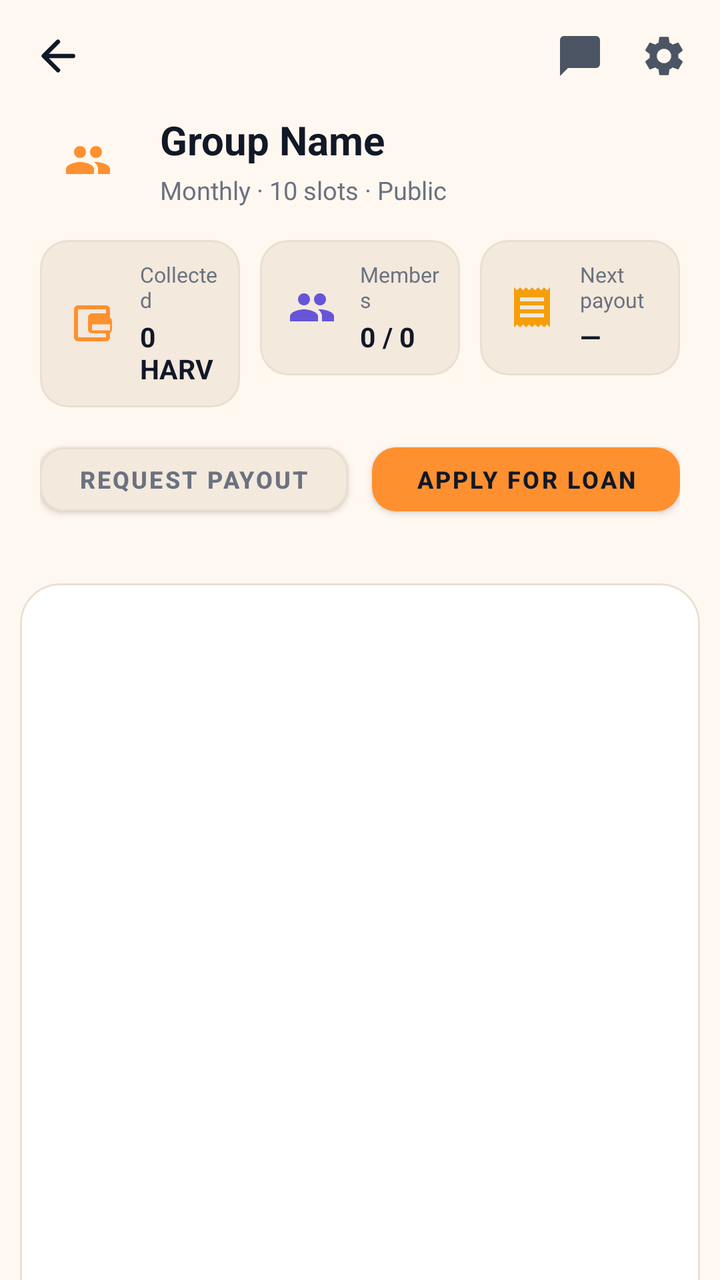
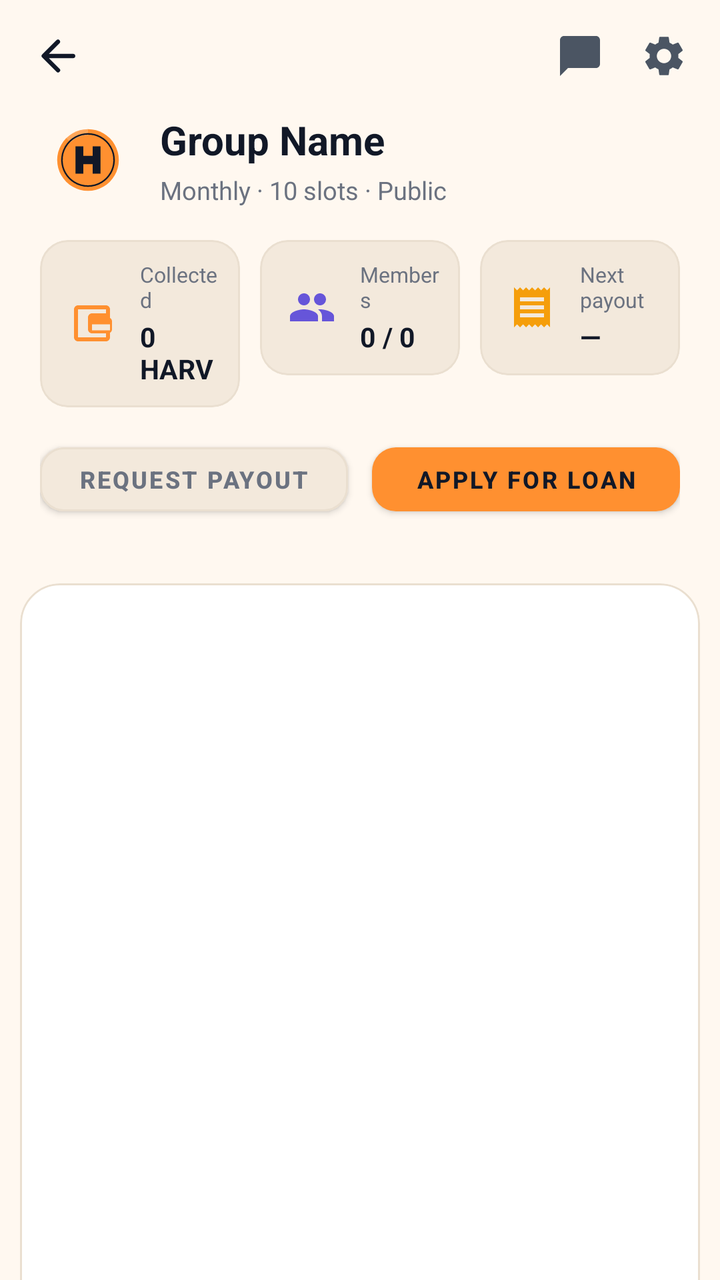

Screens rendered from an Android XML layout before and after an edit, with the pre-edit source and the edit as a unified diff.
<!-- AndroidManifest.xml: application theme AppTheme -->
<!-- res/layout/group_details.xml -->
<androidx.coordinatorlayout.widget.CoordinatorLayout
	xmlns:android="http://schemas.android.com/apk/res/android"
	xmlns:app="http://schemas.android.com/apk/res-auto"
	xmlns:tools="http://schemas.android.com/tools"
	android:layout_width="match_parent"
	android:layout_height="match_parent"
	android:background="@color/colorBackground"
	android:id="@+id/_main">
	<com.google.android.material.appbar.AppBarLayout
		android:id="@+id/app_bar_layout"
		android:layout_width="match_parent"
		android:layout_height="wrap_content"
		android:background="@android:color/transparent"
		app:elevation="0dp">
		<com.google.android.material.appbar.CollapsingToolbarLayout
			android:id="@+id/collapsing_toolbar"
			android:layout_width="match_parent"
			android:layout_height="wrap_content"
			app:contentScrim="@color/colorSurface"
			app:layout_scrollFlags="scroll|exitUntilCollapsed">
			<LinearLayout
				android:id="@+id/linear_group_header"
				android:layout_width="match_parent"
				android:layout_height="wrap_content"
				android:paddingTop="56dp"
				android:paddingBottom="20dp"
				android:orientation="vertical"
				android:paddingStart="20dp"
				android:paddingEnd="20dp"
				app:layout_collapseMode="parallax"
				app:layout_collapseParallaxMultiplier="0.7">
				<LinearLayout
					android:id="@+id/linear24"
					android:layout_width="match_parent"
					android:layout_height="wrap_content"
					android:gravity="center_vertical"
					android:orientation="horizontal">
					<ImageView
						android:id="@+id/iv_group_icon"
						android:layout_width="48dp"
						android:layout_height="48dp"
						android:padding="8dp"
						android:src="@drawable/ic_groups"
						android:scaleType="centerInside"
						app:tint="@color/colorAccent" />
					<LinearLayout
						android:id="@+id/linear25"
						android:layout_width="0dp"
						android:layout_height="wrap_content"
						android:orientation="vertical"
						android:layout_weight="1"
						android:layout_marginStart="12dp">
						<TextView
							android:id="@+id/tv_group_name"
							android:layout_width="match_parent"
							android:layout_height="wrap_content"
							android:text="Group Name"
							android:textSize="20sp"
							android:textStyle="bold"
							android:textColor="@color/colorTextPrimary"
							android:maxLines="2"
							android:ellipsize="end" />
						<TextView
							android:id="@+id/tv_group_meta"
							android:layout_width="match_parent"
							android:layout_height="wrap_content"
							android:layout_marginTop="3dp"
							android:text="Monthly · 10 slots · Public"
							android:textColor="@color/colorTextTertiary"
							android:textSize="12.5sp" />
					</LinearLayout>
					<TextView
						android:id="@+id/tv_admin_badge"
						android:layout_width="wrap_content"
						android:layout_height="wrap_content"
						android:paddingLeft="10dp"
						android:paddingTop="4dp"
						android:paddingRight="10dp"
						android:paddingBottom="4dp"
						android:background="@color/colorAccentSoft"
						android:text="ADMIN"
						android:textSize="11sp"
						android:textStyle="bold"
						android:textColor="@color/colorAccent"
						android:visibility="gone" />
				</LinearLayout>
				<LinearLayout
					android:id="@+id/linear26"
					android:layout_width="match_parent"
					android:layout_height="wrap_content"
					android:layout_marginTop="16dp"
					android:orientation="horizontal">
					<com.google.android.material.card.MaterialCardView
						android:id="@+id/cardview13"
						android:layout_width="0dp"
						android:layout_height="wrap_content"
						app:cardBackgroundColor="@color/colorSurfaceRaised"
						android:layout_weight="1"
						android:layout_marginEnd="5dp"
						app:cardCornerRadius="14dp"
						app:cardElevation="0dp"
						app:strokeWidth="1dp"
						app:strokeColor="@color/colorCardStroke">
						<LinearLayout
							android:id="@+id/linear27"
							android:layout_width="match_parent"
							android:layout_height="wrap_content"
							android:padding="10dp"
							android:gravity="center_vertical"
							android:orientation="horizontal">
							<ImageView
								android:id="@+id/imageview11"
								android:layout_width="32dp"
								android:layout_height="32dp"
								android:src="@drawable/ic_wallet"
								android:scaleType="centerInside"
								app:tint="@color/colorAccent" />
							<LinearLayout
								android:id="@+id/linear30"
								android:layout_width="match_parent"
								android:layout_height="wrap_content"
								android:gravity="center_vertical"
								android:orientation="vertical"
								android:layout_marginStart="8dp">
								<TextView
									android:id="@+id/textview10"
									android:layout_width="wrap_content"
									android:layout_height="wrap_content"
									android:text="Collected"
									android:textColor="@color/colorTextTertiary"
									android:textSize="10.5sp" />
								<TextView
									android:id="@+id/tv_header_amount"
									android:layout_width="wrap_content"
									android:layout_height="wrap_content"
									android:layout_marginTop="2dp"
									android:text="0 HARV"
									android:textStyle="bold"
									android:textColor="@color/colorTextPrimary"
									android:textSize="13.5sp" />
							</LinearLayout>
						</LinearLayout>
					</com.google.android.material.card.MaterialCardView>
					<com.google.android.material.card.MaterialCardView
						android:id="@+id/cardview14"
						android:layout_width="0dp"
						android:layout_height="wrap_content"
						app:cardBackgroundColor="@color/colorSurfaceRaised"
						android:layout_weight="1"
						android:layout_marginStart="5dp"
						android:layout_marginEnd="5dp"
						app:cardCornerRadius="14dp"
						app:cardElevation="0dp"
						app:strokeWidth="1dp"
						app:strokeColor="@color/colorCardStroke">
						<LinearLayout
							android:id="@+id/linear28"
							android:layout_width="match_parent"
							android:layout_height="wrap_content"
							android:padding="10dp"
							android:gravity="center_vertical"
							android:orientation="horizontal">
							<ImageView
								android:id="@+id/imageview12"
								android:layout_width="32dp"
								android:layout_height="32dp"
								android:src="@drawable/ic_groups"
								android:scaleType="centerInside"
								app:tint="@color/colorSecondaryAccent" />
							<LinearLayout
								android:id="@+id/linear31"
								android:layout_width="match_parent"
								android:layout_height="wrap_content"
								android:gravity="center_vertical"
								android:orientation="vertical"
								android:layout_marginStart="8dp">
								<TextView
									android:id="@+id/textview11"
									android:layout_width="wrap_content"
									android:layout_height="wrap_content"
									android:text="Members"
									android:textColor="@color/colorTextTertiary"
									android:textSize="10.5sp" />
								<TextView
									android:id="@+id/tv_header_members"
									android:layout_width="wrap_content"
									android:layout_height="wrap_content"
									android:layout_marginTop="2dp"
									android:text="0 / 0"
									android:textStyle="bold"
									android:textColor="@color/colorTextPrimary"
									android:textSize="13.5sp" />
							</LinearLayout>
						</LinearLayout>
					</com.google.android.material.card.MaterialCardView>
					<com.google.android.material.card.MaterialCardView
						android:id="@+id/cardview15"
						android:layout_width="0dp"
						android:layout_height="wrap_content"
						app:cardBackgroundColor="@color/colorSurfaceRaised"
						android:layout_weight="1"
						android:layout_marginStart="5dp"
						app:cardCornerRadius="14dp"
						app:cardElevation="0dp"
						app:strokeWidth="1dp"
						app:strokeColor="@color/colorCardStroke">
						<LinearLayout
							android:id="@+id/linear29"
							android:layout_width="match_parent"
							android:layout_height="wrap_content"
							android:padding="10dp"
							android:gravity="center_vertical"
							android:orientation="horizontal">
							<ImageView
								android:id="@+id/imageview13"
								android:layout_width="32dp"
								android:layout_height="32dp"
								android:src="@drawable/ic_receipt"
								android:scaleType="centerInside"
								app:tint="@color/colorAmber" />
							<LinearLayout
								android:id="@+id/linear32"
								android:layout_width="match_parent"
								android:layout_height="wrap_content"
								android:gravity="center_vertical"
								android:orientation="vertical"
								android:layout_marginStart="8dp">
								<TextView
									android:id="@+id/textview12"
									android:layout_width="wrap_content"
									android:layout_height="wrap_content"
									android:text="Next payout"
									android:textColor="@color/colorTextTertiary"
									android:textSize="10.5sp" />
								<TextView
									android:id="@+id/tv_header_next"
									android:layout_width="wrap_content"
									android:layout_height="wrap_content"
									android:layout_marginTop="2dp"
									android:text="—"
									android:textStyle="bold"
									android:textColor="@color/colorTextPrimary"
									android:textSize="13.5sp" />
							</LinearLayout>
						</LinearLayout>
					</com.google.android.material.card.MaterialCardView>
				</LinearLayout>
				<LinearLayout
					android:id="@+id/linear2"
					android:layout_width="match_parent"
					android:layout_height="wrap_content"
					android:layout_marginTop="14dp"
					android:orientation="horizontal">
					<com.google.android.material.button.MaterialButton
						android:id="@+id/btn_footer_request_payout"
						android:layout_width="0dp"
						android:layout_height="44dp"
						android:gravity="center_horizontal|center_vertical"
						android:text="Request Payout"
						android:textSize="12sp"
						android:textStyle="bold"
						android:textColor="@color/colorTextTertiary"
						android:layout_weight="1"
						android:layout_marginEnd="6dp"
						app:backgroundTint="@color/colorSurfaceRaised"
						app:cornerRadius="12dp"
						app:strokeColor="@color/colorCardStroke"
						app:strokeWidth="1dp" />
					<com.google.android.material.button.MaterialButton
						android:id="@+id/btn_footer_apply_loan"
						android:layout_width="0dp"
						android:layout_height="44dp"
						android:gravity="center_horizontal|center_vertical"
						android:text="Apply for Loan"
						android:textSize="12sp"
						android:textStyle="bold"
						android:textColor="@color/colorTextOnAccent"
						android:layout_weight="1"
						android:layout_marginStart="6dp"
						app:backgroundTint="@color/colorAccent"
						app:cornerRadius="12dp"
						app:elevation="0dp" />
				</LinearLayout>
			</LinearLayout>
			<LinearLayout
				android:id="@+id/linear7"
				android:layout_width="match_parent"
				android:layout_height="56dp"
				android:gravity="center_vertical"
				android:orientation="horizontal"
				android:paddingStart="16dp"
				android:paddingEnd="16dp"
				app:layout_collapseMode="pin">
				<ImageView
					android:id="@+id/imageview1"
					android:layout_width="26dp"
					android:layout_height="26dp"
					android:src="@drawable/icon_arrow_back_round"
					android:scaleType="centerInside"
					app:tint="@color/colorTextPrimary" />
				<View
					android:id="@+id/view8"
					android:layout_width="0dp"
					android:layout_height="match_parent"
					android:layout_weight="1" />
				<ImageView
					android:id="@+id/btn_group_chats"
					android:layout_width="24dp"
					android:layout_height="24dp"
					android:layout_marginEnd="18dp"
					android:background="?attr/selectableItemBackgroundBorderless"
					android:clickable="true"
					android:contentDescription="Group chats"
					android:focusable="true"
					android:scaleType="centerInside"
					android:src="@drawable/ic_chat"
					app:tint="@color/colorTextSecondary" />
				<ImageView
					android:id="@+id/btn_group_overflow"
					android:layout_width="24dp"
					android:layout_height="24dp"
					android:src="@drawable/ic_settings"
					android:scaleType="centerInside"
					app:tint="@color/colorTextSecondary" />
			</LinearLayout>
		</com.google.android.material.appbar.CollapsingToolbarLayout>
	</com.google.android.material.appbar.AppBarLayout>
	<com.google.android.material.card.MaterialCardView
		android:id="@+id/cardview16"
		android:layout_width="match_parent"
		android:layout_height="match_parent"
		android:layout_margin="10dp"
		app:cardBackgroundColor="@color/colorSurface"
		app:cardCornerRadius="20dp"
		app:cardElevation="0dp"
		app:strokeWidth="1dp"
		app:strokeColor="@color/colorCardStroke"
		app:layout_behavior="@string/appbar_scrolling_view_behavior">
		<LinearLayout
			android:id="@+id/linear9"
			android:layout_width="match_parent"
			android:layout_height="match_parent"
			android:orientation="vertical">
			<com.google.android.material.tabs.TabLayout
				android:id="@+id/tab_layout"
				android:layout_width="match_parent"
				android:layout_height="wrap_content"
				android:background="@android:color/transparent"
				app:tabIndicatorColor="@color/colorAccent"
				app:tabIndicatorHeight="3dp"
				app:tabSelectedTextColor="@color/colorAccent"
				app:tabTextColor="@color/colorTextTertiary"
				app:tabIconTint="@color/colorAccent"
				app:tabMode="scrollable"
				app:tabGravity="start"
				app:tabRippleColor="@color/colorAccentRipple" />
			<androidx.viewpager.widget.ViewPager
				android:id="@+id/view_pager"
				android:layout_width="match_parent"
				android:layout_height="0dp"
				android:background="@android:color/transparent"
				android:layout_weight="1" />
		</LinearLayout>
	</com.google.android.material.card.MaterialCardView>
</androidx.coordinatorlayout.widget.CoordinatorLayout>
<!-- resources referenced by this layout -->
<resources>
  <color name="colorAccent">#FF9030</color>
  <color name="colorAccentRipple">#1AFF9030</color>
  <color name="colorAccentSoft">#1AFF6115</color>
  <color name="colorAmber">#F59E0B</color>
  <color name="colorBackground">#FFF8F0</color>
  <color name="colorCardStroke">#EADFD0</color>
  <color name="colorSecondaryAccent">#6655D9</color>
  <color name="colorSurface">#FFFFFF</color>
  <color name="colorSurfaceRaised">#F3E9DC</color>
  <color name="colorTextOnAccent">#111827</color>
  <color name="colorTextPrimary">#111827</color>
  <color name="colorTextSecondary">#4B5563</color>
  <color name="colorTextTertiary">#6B7280</color>
  <!-- drawable ic_chat (drawable) -->
  <?xml version="1.0" encoding="utf-8"?>
  <vector xmlns:android="http://schemas.android.com/apk/res/android"
      android:width="24dp"
      android:height="24dp"
      android:viewportWidth="24"
      android:viewportHeight="24">
      <path
          android:fillColor="#FFFFFFFF"
          android:pathData="M20,2H4C2.9,2 2,2.9 2,4v18l4,-4h14c1.1,0 2,-0.9 2,-2V4C22,2.9 21.1,2 20,2z" />
  </vector>
  <!-- drawable icon_arrow_back_round (drawable-xhdpi) -->
  <?xml version='1.0' encoding='UTF-8' standalone='yes' ?>
  <vector xmlns:android="http://schemas.android.com/apk/res/android" android:width="48dp" android:height="48dp" android:viewportWidth="24.0" android:viewportHeight="24.0"><path android:pathData="M19 11H7.83l4.88-4.88c.39-.39.39-1.03 0-1.42a.996.996 0 0 0-1.41 0l-6.59 6.59a.996.996 0 0 0 0 1.41l6.59 6.59a.996.996 0 1 0 1.41-1.41L7.83 13H19c.55 0 1-.45 1-1s-.45-1-1-1z" android:fillColor="#FFFFFF" /></vector>
  <style name="HarvanaTextView" parent="android:Widget.TextView">
          <item name="android:textColor">@color/colorTextPrimary</item>
      </style>
  <color name="colorAccentDark">#E57A14</color>
  <color name="colorError">#EF4444</color>
  <color name="colorTextPrimaryWhite">#FFFFFF</color>
  <color name="colorControlNormal">#6B7280</color>
  <color name="colorAccentStroke">#33FF9030</color>
  <color name="colorAccentStrong">#B85F0A</color>
  <style name="HarvanaDialogButton" parent="Widget.MaterialComponents.Button.TextButton.Dialog">
          <item name="android:textColor">@color/colorAccent</item>
          <item name="android:minHeight">48dp</item>
      </style>
  <style name="HarvanaBottomSheetStyle" parent="Widget.MaterialComponents.BottomSheet.Modal">
          <item name="backgroundTint">?attr/colorSurface</item>
          <item name="shapeAppearanceOverlay">@style/HarvanaBottomSheetShape</item>
      </style>
  <style name="HarvanaBottomSheetShape" parent="">
          <item name="cornerFamily">rounded</item>
          <item name="cornerSizeTopLeft">20dp</item>
          <item name="cornerSizeTopRight">20dp</item>
          <item name="cornerSizeBottomLeft">0dp</item>
          <item name="cornerSizeBottomRight">0dp</item>
      </style>
  <!-- unchanged entries left out for length: 7 -->
</resources>

<!-- the commit's change to res/layout/group_details.xml (unified diff, before → after) -->
@@ -40,9 +40,8 @@
 						android:layout_width="48dp"
 						android:layout_height="48dp"
 						android:padding="8dp"
-						android:src="@drawable/ic_groups"
-						android:scaleType="centerInside"
-						app:tint="@color/colorAccent" />
+						android:src="@drawable/ic_coin_harv"
+						android:scaleType="centerInside" />
 					<LinearLayout
 						android:id="@+id/linear25"
 						android:layout_width="0dp"
<!-- resource entries referenced after the edit -->
@@ -23,6 +23,32 @@
       <path
           android:fillColor="#FFFFFFFF"
           android:pathData="M20,2H4C2.9,2 2,2.9 2,4v18l4,-4h14c1.1,0 2,-0.9 2,-2V4C22,2.9 21.1,2 20,2z" />
+  </vector>
+  <!-- drawable ic_coin_harv (drawable) -->
+  <?xml version="1.0" encoding="utf-8"?>
+  <vector xmlns:android="http://schemas.android.com/apk/res/android"
+      android:width="108dp"
+      android:height="108dp"
+      android:viewportWidth="108"
+      android:viewportHeight="108">
+      
+      <path
+          android:fillColor="#FF9030"
+          android:pathData="M54,2a52,52 0,1 0,0.001 0z" />
+      
+      <path
+          android:fillColor="#33FFFFFF"
+          android:pathData="M54,2A52,52 0,0 0,17.2 17.2L24.5,24.5A41.7,41.7 0,0 1,54 12.3z" />
+      
+      <path
+          android:fillColor="#00000000"
+          android:strokeColor="#111827"
+          android:strokeWidth="2.6"
+          android:pathData="M54,10a44,44 0,1 0,0.001 0z" />
+      
+      <path
+          android:fillColor="#111827"
+          android:pathData="M33,31h13v16h16V31h13v46H62V61H46v16H33z" />
   </vector>
   <!-- drawable icon_arrow_back_round (drawable-xhdpi) -->
   <?xml version='1.0' encoding='UTF-8' standalone='yes' ?>
